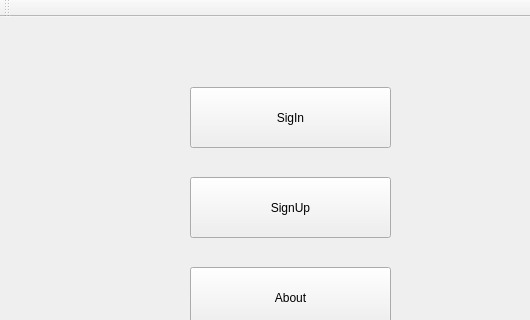
RickZack/Symposium, file GUI/SymposiumGui/mainwindow.ui: the form before one commit; both pictures show x 0 to 530 and y 0 to 320 of the 615 by 545 pixel window.
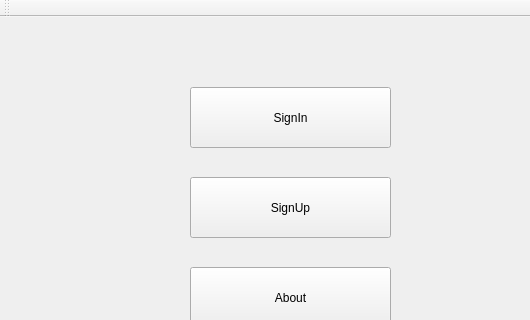
The form after the commit.

The edit to the form file:
```diff
--- a/GUI/SymposiumGui/mainwindow.ui
+++ b/GUI/SymposiumGui/mainwindow.ui
@@ -24,7 +24,7 @@
      </rect>
     </property>
     <property name="text">
-     <string>SigIn</string>
+     <string>SignIn</string>
     </property>
    </widget>
    <widget class="QPushButton" name="pushButton_2">
```
Left out of the diff: 4 changed lines with no effect on the pictures.
